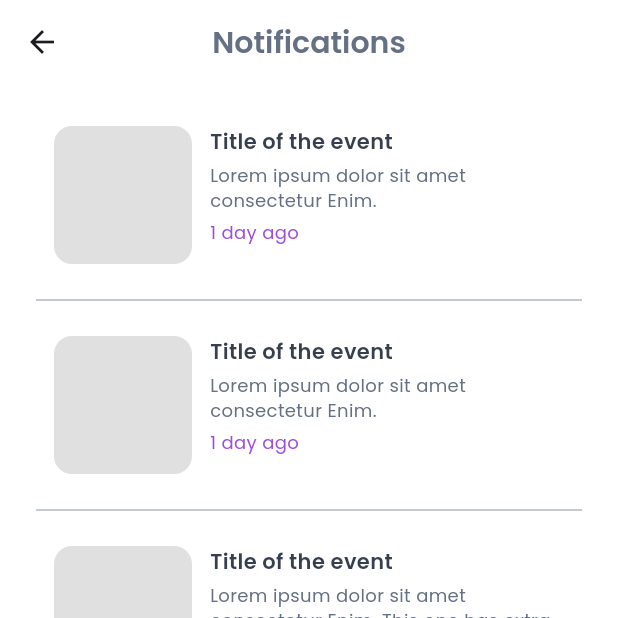
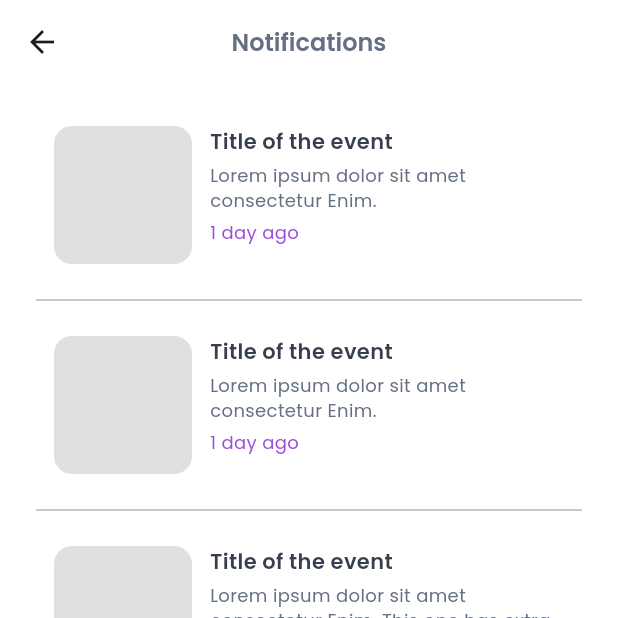
Before and after one commit to BadriAmouri/Skill-Tell_App, a Flutter app: the ProfileScreen screen opened directly, after a tap on "Card", after a tap on "Notifications", on a phone screen of 412 x 824 dp, the top half of it. Run offline on Flutter 3.47's test engine with Material 3 defaults, Android fonts, the phone set to English and light mode, and no system bars; our stand-ins replace flip_card, flutter_svg, image_picker, qr_flutter; network calls fail.

Commit message:
update on the fonts and colors

```diff
--- a/snt_app/lib/Screens/Card/profile_card_screen.dart
+++ b/snt_app/lib/Screens/Card/profile_card_screen.dart
@@ -1,5 +1,4 @@
 import 'package:flutter/material.dart';
-import 'package:snt_app/Theme/text_styles.dart';
 import 'package:snt_app/Theme/theme.dart';
 import 'package:snt_app/Widgets/Card/card.dart';
 import 'package:snt_app/Widgets/General/bottom_navbar.dart';
@@ -13,6 +12,7 @@ class ProfileCard extends StatefulWidget {
 
 class _ProfileCardState extends State<ProfileCard> {
   int _selectedIndex = 0;
+
   @override
   Widget build(BuildContext context) {
     return Scaffold(
@@ -20,23 +20,28 @@ class _ProfileCardState extends State<ProfileCard> {
       appBar: AppBar(
         title: const Text(
           'Profile Card',
-          style: TextStyles.TopNavBarTitle,
+          style: TextStyle(
+            fontFamily: 'Poppins',
+            fontSize: 18,
+            fontWeight: FontWeight.w600,
+            color: AppColors.Text500,
+          ),
         ),
         centerTitle: true,
         backgroundColor: AppColors.White,
         elevation: 0,
       ),
-      bottomNavigationBar: BottomNavBar(currentIndex: _selectedIndex,),
+      bottomNavigationBar: BottomNavBar(currentIndex: _selectedIndex),
       body: SafeArea(
         child: Center(
           child: SingleChildScrollView(
             child: RotatedBox(
               quarterTurns: -1,
-              child: MemberCard()
+              child: MemberCard(),
             ),
           ),
         ),
-      )
+      ),
     );
   }
 }
--- a/snt_app/lib/Screens/Notifications/notifications.dart
+++ b/snt_app/lib/Screens/Notifications/notifications.dart
@@ -12,13 +12,11 @@ class NotificationsPage extends StatefulWidget {
 }
 
 class _NotificationsPageState extends State<NotificationsPage> {
-  // Added unique 'id' to each notification for stable keys
   List<Map<String, String>> notifications = List.generate(6, (index) {
     return {
       "id": "${index + 1}",
       "title": "Title of the event",
-      "description":
-          index == 2
+      "description": index == 2
           ? "Lorem ipsum dolor sit amet consectetur Enim. This one has extra text to test expansion and truncation in the UI. More details can go here..."
           : "Lorem ipsum dolor sit amet consectetur Enim.",
       "time": "1 day ago",
@@ -33,13 +31,20 @@ class _NotificationsPageState extends State<NotificationsPage> {
       backgroundColor: AppColors.White,
       bottomNavigationBar: BottomNavBar(currentIndex: _selectedIndex),
       appBar: AppBar(
-        title: const Text('Notifications', style: TextStyles.TopNavBarTitle),
+        title: const Text(
+          'Notifications',
+          style: TextStyle(
+            fontFamily: 'Poppins',
+            fontSize: 16,
+            fontWeight: FontWeight.w600,
+            color: AppColors.Text400,
+          ),
+        ),
         centerTitle: true,
         backgroundColor: AppColors.White,
         elevation: 0,
       ),
-      body:
-          notifications.isEmpty ? _buildEmptyState() : _buildNotificationList(),
+      body: notifications.isEmpty ? _buildEmptyState() : _buildNotificationList(),
     );
   }
 
@@ -56,15 +61,11 @@ class _NotificationsPageState extends State<NotificationsPage> {
                 fit: BoxFit.fitWidth,
                 width: MediaQuery.of(context).size.width,
               ),
-              // Semi-transparent dark overlay (optional for text readability)
               Container(
                 width: MediaQuery.of(context).size.width,
-                color: Colors.black.withValues(alpha: 0.3),
-                height: null, // lets container fill image height automatically
+                color: Colors.black.withAlpha(76), // ~0.3 opacity
               ),
-              // Text Column centered on top
               Positioned(
-                // You can adjust positioning here
                 bottom: 140,
                 left: 16,
                 right: 16,
@@ -78,7 +79,7 @@ class _NotificationsPageState extends State<NotificationsPage> {
                         fontWeight: FontWeight.w500,
                         fontSize: 20,
                         color: AppColors.Neutral600,
-                        fontFamily: AppFonts.primaryFontFamily,
+                        fontFamily: 'Poppins',
                       ),
                     ),
                     SizedBox(height: 8),
@@ -89,7 +90,7 @@ class _NotificationsPageState extends State<NotificationsPage> {
                         fontSize: 12,
                         color: AppColors.Neutral400,
                         height: 1.4,
-                        fontFamily: AppFonts.primaryFontFamily,
+                        fontFamily: 'Poppins',
                       ),
                     ),
                   ],
@@ -102,16 +103,14 @@ class _NotificationsPageState extends State<NotificationsPage> {
     );
   }
 
-  // In your State class
   Map<int, bool> expandedStates = {};
-  Map<int, bool> draggingStates = {}; // track dragging per card
+  Map<int, bool> draggingStates = {};
 
   Widget _buildNotificationList() {
     return ListView.separated(
       padding: const EdgeInsets.symmetric(vertical: 16),
       itemCount: notifications.length,
-      separatorBuilder:
-          (_, __) => const Padding(
+      separatorBuilder: (_, __) => const Padding(
         padding: EdgeInsets.symmetric(horizontal: 24),
         child: Divider(
           color: AppColors.Neutral400,
@@ -163,7 +162,7 @@ class _NotificationsPageState extends State<NotificationsPage> {
                         style: TextStyle(
                           color: Color(0xFFECECEC),
                           fontWeight: FontWeight.bold,
-                          fontFamily: AppFonts.primaryFontFamily,
+                          fontFamily: 'Poppins',
                         ),
                       ),
                     ],
@@ -183,8 +182,7 @@ class _NotificationsPageState extends State<NotificationsPage> {
                     topLeft: Radius.circular(12),
                     bottomLeft: Radius.circular(12),
                   ),
-                  color:
-                      draggingStates[index] ?? false
+                  color: draggingStates[index] ?? false
                       ? AppColors.Main100
                       : Colors.white,
                 ),
@@ -210,7 +208,7 @@ class _NotificationsPageState extends State<NotificationsPage> {
                               fontWeight: FontWeight.w600,
                               fontSize: 14,
                               color: AppColors.Text500,
-                              fontFamily: AppFonts.primaryFontFamily,
+                              fontFamily: 'Poppins',
                             ),
                             maxLines: 1,
                             overflow: TextOverflow.ellipsis,
@@ -228,11 +226,10 @@ class _NotificationsPageState extends State<NotificationsPage> {
                                     style: const TextStyle(
                                       fontSize: 12,
                                       color: AppColors.Text400,
-                                      fontFamily: AppFonts.primaryFontFamily,
+                                      fontFamily: 'Poppins',
                                     ),
                                     maxLines: isExpanded ? null : 2,
-                                    overflow:
-                                        isExpanded
+                                    overflow: isExpanded
                                         ? TextOverflow.visible
                                         : TextOverflow.ellipsis,
                                   ),
@@ -252,10 +249,9 @@ class _NotificationsPageState extends State<NotificationsPage> {
                                                 : "Show more",
                                             style: TextStyle(
                                               fontSize: 12,
-                                              color:
-                                                  AppColors
-                                                      .Main600, //Colors.blue.shade700,
+                                              color: AppColors.Main600,
                                               fontWeight: FontWeight.w500,
+                                              fontFamily: 'Poppins',
                                             ),
                                           ),
                                           Icon(
@@ -263,9 +259,7 @@ class _NotificationsPageState extends State<NotificationsPage> {
                                                 ? Icons.arrow_drop_up
                                                 : Icons.arrow_drop_down,
                                             size: 18,
-                                            color:
-                                                AppColors
-                                                    .Main600, //Colors.blue.shade700,,
+                                            color: AppColors.Main600,
                                           ),
                                         ],
                                       ),
@@ -281,7 +275,7 @@ class _NotificationsPageState extends State<NotificationsPage> {
                               fontSize: 12,
                               color: AppColors.Main400,
                               fontWeight: FontWeight.w400,
-                              fontFamily: AppFonts.primaryFontFamily,
+                              fontFamily: 'Poppins',
                             ),
                           ),
                         ],
--- a/snt_app/lib/Screens/Profile/Profile_screen.dart
+++ b/snt_app/lib/Screens/Profile/Profile_screen.dart
@@ -1,12 +1,15 @@
-// profile_screen.dart
 import 'dart:typed_data';
 import 'package:flutter/material.dart';
+import 'package:snt_app/Theme/theme.dart';
+import 'package:flutter_svg/flutter_svg.dart';
 import 'package:snt_app/Screens/Profile/Profile_Settings.dart';
 import 'package:snt_app/Widgets/General/bottom_navbar.dart';
+import 'package:snt_app/Widgets/General/button.dart';
 
 class ProfileScreen extends StatefulWidget {
   const ProfileScreen({super.key});
-  @override State<ProfileScreen> createState() => _ProfileScreenState();
+  @override
+  State<ProfileScreen> createState() => _ProfileScreenState();
 }
 
 class _ProfileScreenState extends State<ProfileScreen> {
@@ -14,7 +17,7 @@ class _ProfileScreenState extends State<ProfileScreen> {
   String username = "Bessie Cooper";
   List<String> skills = ["Leadership", "UX Design"];
   List<String> interests = ["Basketball", "Reading"];
-  Uint8List? avatarBytes; // <— updated here
+  Uint8List? avatarBytes;
 
   @override
   Widget build(BuildContext context) {
@@ -35,8 +38,24 @@ class _ProfileScreenState extends State<ProfileScreen> {
             const SizedBox(height: 20),
             Row(mainAxisAlignment: MainAxisAlignment.spaceBetween, children: [
               const SizedBox(width: 16),
-              const Text("Profile", style: TextStyle(fontFamily:'Poppins',fontSize:18,fontWeight:FontWeight.w600,color: Colors.white)),
-              IconButton(icon: const Icon(Icons.send_outlined,color: Colors.white,size:24), onPressed: () => Navigator.pop(context)),
+              const Text(
+                "Profile",
+                style: TextStyle(
+                  fontFamily: 'Poppins',
+                  fontSize: 18,
+                  fontWeight: FontWeight.w600,
+                  color: Colors.white,
+                ),
+              ),
+              IconButton(
+                icon: SvgPicture.asset(
+                  'lib/Assets/Icons/back_.svg',
+                  width: 24,
+                  height: 24,
+                  color: Colors.white,
+                ),
+                onPressed: () => Navigator.pop(context),
+              ),
             ]),
             const SizedBox(height: 120),
 
@@ -46,35 +65,68 @@ class _ProfileScreenState extends State<ProfileScreen> {
                 padding: const EdgeInsets.symmetric(vertical: 20),
                 decoration: BoxDecoration(
                   color: Colors.white,
-                  borderRadius: const BorderRadius.only(topLeft: Radius.circular(30), topRight: Radius.circular(30)),
-                  boxShadow: [BoxShadow(color: Colors.black.withOpacity(0.05), blurRadius: 8, offset: const Offset(0,4))],
+                  borderRadius: const BorderRadius.only(
+                    topLeft: Radius.circular(30),
+                    topRight: Radius.circular(30),
+                  ),
+                  boxShadow: const [
+                    BoxShadow(
+                      color: Color.fromRGBO(0, 0, 0, 0.08),
+                      blurRadius: 4,
+                      offset: Offset(2, 2),
+                    )
+                  ],
                 ),
                 child: Column(children: [
                   const SizedBox(height: 40),
-                  Text(username, style: const TextStyle(fontSize: 18, fontWeight: FontWeight.w600)),
-                  const Text("member", style: TextStyle(color: Colors.grey, fontSize: 14)),
+                  Text(
+                    username,
+                    style: const TextStyle(
+                      fontSize: 18,
+                      fontWeight: FontWeight.w600,
+                      fontFamily: 'Poppins',
+                    ),
+                  ),
+                  const Text(
+                    "member",
+                    style: TextStyle(
+                      color: AppColors.Text400,
+                      fontSize: 14,
+                      fontFamily: 'Poppins',
+                    ),
+                  ),
                   const SizedBox(height: 20),
-                  _infoCard(icon: Icons.email_outlined, label: "Email", value: email),
+                  _infoCard(
+                    iconPath: 'lib/Assets/Icons/email_.svg',
+                    label: "Email",
+                    value: email,
+                  ),
                   const SizedBox(height: 30),
-                  _infoCard(icon: Icons.stacked_bar_chart_rounded, label: "Department", value: "UI/UX design"),
+                  _infoCard(
+                    iconPath: 'lib/Assets/Icons/department_.svg',
+                    label: "Department",
+                    value: "UI/UX design",
+                  ),
                   const SizedBox(height: 30),
 
-                  // Skills
-                  _tagsCard(title: "Skills", icon: Icons.build_rounded, tags: skills),
+                  _tagsCard(
+                    title: "Skills",
+                    iconPath: 'lib/Assets/Icons/skills_.svg',
+                    tags: skills,
+                  ),
                   const SizedBox(height: 20),
-                  // Interests
-                  _tagsCard(title: "Interests", icon: Icons.favorite_border, tags: interests),
+
+                  _tagsCard(
+                    title: "Interests",
+                    iconPath: 'lib/Assets/Icons/interests_.svg',
+                    tags: interests,
+                  ),
                   const SizedBox(height: 30),
 
                   Padding(
                     padding: const EdgeInsets.symmetric(horizontal: 24),
-                    child: ElevatedButton(
-                      style: ElevatedButton.styleFrom(
-                        backgroundColor: const Color(0xFF7A5AF8),
-                        shape: RoundedRectangleBorder(borderRadius: BorderRadius.circular(22)),
-                        padding: const EdgeInsets.symmetric(vertical: 12, horizontal: 100),
-                      ),
-                      onPressed: () async {
+                    child: Button(
+                      onTap: () async {
                         final result = await Navigator.push(
                           context,
                           MaterialPageRoute(
@@ -97,22 +149,16 @@ class _ProfileScreenState extends State<ProfileScreen> {
                           });
                         }
                       },
-                      child: Row(
-                        mainAxisAlignment: MainAxisAlignment.center,
-                        children: const [
-                          Text("Settings", style: TextStyle(fontSize: 14, fontWeight: FontWeight.w500, fontFamily: 'Poppins', color: Colors.white)),
-                          SizedBox(width: 8),
-                          Icon(Icons.settings_outlined, color: Colors.white, size: 20),
-                        ],
-                      ),
+                      buttonText: "Settings",
                     ),
                   ),
                 ]),
               ),
 
-              // ——— Avatar showing picked image ———
               Positioned(
-                top: -60, left: 0, right: 0,
+                top: -60,
+                left: 0,
+                right: 0,
                 child: CircleAvatar(
                   radius: 60,
                   backgroundColor: Colors.white,
@@ -120,7 +166,8 @@ class _ProfileScreenState extends State<ProfileScreen> {
                     radius: 53,
                     backgroundImage: avatarBytes != null
                         ? MemoryImage(avatarBytes!)
-                        : const NetworkImage('https://via.placeholder.com/150') as ImageProvider,
+                        : const NetworkImage('https://via.placeholder.com/150')
+                            as ImageProvider,
                   ),
                 ),
               ),
@@ -128,55 +175,125 @@ class _ProfileScreenState extends State<ProfileScreen> {
           ]),
         ),
       ]),
-      bottomNavigationBar: BottomNavBar(currentIndex: 3,)
+      bottomNavigationBar: BottomNavBar(currentIndex: 3),
     );
   }
 
-  static Widget _infoCard({required IconData icon, required String label, required String value}) => Container(
+  static Widget _infoCard({
+    required String iconPath,
+    required String label,
+    required String value,
+  }) =>
+      Container(
         margin: const EdgeInsets.symmetric(horizontal: 24),
         padding: const EdgeInsets.all(10),
         decoration: BoxDecoration(
-      color: Colors.white, borderRadius: BorderRadius.circular(16),
-      border: Border.all(color: Colors.grey.shade300, width: 1),
-      boxShadow: [BoxShadow(color: Colors.black.withOpacity(0.1), blurRadius: 4, spreadRadius: 0.5, offset: const Offset(0, 2))],
+          color: Colors.white,
+          borderRadius: BorderRadius.circular(16),
+          border: Border.all(color: AppColors.Text300, width: 1),
+          boxShadow: const [
+            BoxShadow(
+              color: Color.fromRGBO(0, 0, 0, 0.08),
+              blurRadius: 4,
+              offset: Offset(2, 2),
+            )
+          ],
         ),
         child: Column(crossAxisAlignment: CrossAxisAlignment.start, children: [
           Row(children: [
-        Icon(icon, color: Colors.black54), const SizedBox(width: 8),
-        Text(label, style: const TextStyle(fontSize: 14, fontWeight: FontWeight.w500, fontFamily: 'Poppins')),
+            SvgPicture.asset(
+              iconPath,
+              width: 20,
+              height: 20,
+              color: Colors.black,
+            ),
+            const SizedBox(width: 8),
+            Text(
+              label,
+              style: const TextStyle(
+                fontSize: 14,
+                fontWeight: FontWeight.w500,
+                fontFamily: 'Poppins',
+              ),
+            ),
           ]),
           const SizedBox(height: 8),
-      Text(value, style: const TextStyle(fontSize: 12, fontWeight: FontWeight.w300, color: Colors.black54, fontFamily: 'Poppins')),
+          Text(
+            value,
+            style: const TextStyle(
+              fontSize: 12,
+              fontWeight: FontWeight.w300,
+              color: AppColors.Text400,
+              fontFamily: 'Poppins',
+            ),
+          ),
         ]),
       );
 
-  static Widget _tagsCard({required String title, required IconData icon, required List<String> tags}) {
+  static Widget _tagsCard({
+    required String title,
+    required String iconPath,
+    required List<String> tags,
+  }) {
     final colors = [Colors.orange, Colors.purple, Colors.red, Colors.green];
     return Container(
       margin: const EdgeInsets.symmetric(horizontal: 24),
       padding: const EdgeInsets.all(14),
       decoration: BoxDecoration(
-        color: Colors.white, borderRadius: BorderRadius.circular(12),
-        border: Border.all(color: Colors.grey.shade300),
-        boxShadow: [BoxShadow(color: Colors.black.withOpacity(0.1), blurRadius: 4, spreadRadius: 0.5, offset: const Offset(0, 2))],
+        color: Colors.white,
+        borderRadius: BorderRadius.circular(12),
+        border: Border.all(color: AppColors.Text300),
+        boxShadow: const [
+          BoxShadow(
+            color: Color.fromRGBO(0, 0, 0, 0.08),
+            blurRadius: 4,
+            offset: Offset(2, 2),
+          )
+        ],
       ),
       child: Column(crossAxisAlignment: CrossAxisAlignment.start, children: [
         Row(children: [
-          Icon(icon, color: Colors.black54), const SizedBox(width: 8),
-          Text(title, style: const TextStyle(fontSize: 14, color: Colors.black, fontWeight: FontWeight.w500, fontFamily: 'Poppins')),
+          SvgPicture.asset(
+            iconPath,
+            width: 20,
+            height: 20,
+            color: Colors.black,
+          ),
+          const SizedBox(width: 8),
+          Text(
+            title,
+            style: const TextStyle(
+              fontSize: 14,
+              color: Colors.black,
+              fontWeight: FontWeight.w500,
+              fontFamily: 'Poppins',
+            ),
+          ),
         ]),
         const SizedBox(height: 8),
         Wrap(
-          spacing: 8, runSpacing: 8,
-          children: List.generate(tags.length, (i) => Container(
+          spacing: 8,
+          runSpacing: 8,
+          children: List.generate(
+            tags.length,
+            (i) => Container(
               padding: const EdgeInsets.symmetric(horizontal: 12, vertical: 2),
               decoration: BoxDecoration(
                 color: colors[i % colors.length].withOpacity(0.1),
                 borderRadius: BorderRadius.circular(20),
                 border: Border.all(color: colors[i]),
               ),
-            child: Text(tags[i], style: TextStyle(color: colors[i], fontWeight: FontWeight.w500, fontSize: 12)),
-          )),
+              child: Text(
+                tags[i],
+                style: TextStyle(
+                  color: colors[i],
+                  fontWeight: FontWeight.w500,
+                  fontSize: 12,
+                  fontFamily: 'Poppins',
+                ),
+              ),
+            ),
+          ),
         ),
       ]),
     );
--- a/snt_app/lib/Widgets/General/input.dart
+++ b/snt_app/lib/Widgets/General/input.dart
@@ -9,6 +9,7 @@ class Input extends StatelessWidget {
   final bool obscureText;
   final TextEditingController? controller;
   final double height;
+  final String? initialValue;
 
   const Input({
     super.key,
@@ -18,6 +19,7 @@ class Input extends StatelessWidget {
     this.obscureText = false,
     this.controller,
     this.height = 44,
+    this.initialValue,
   });
 
   @override
@@ -41,6 +43,7 @@ class Input extends StatelessWidget {
               prefixIcon,
               width: 24,
               height: 24,
+              color: AppColors.Text300,
             )
           ),
           suffixIcon: suffixIcon,
```
Also changed, not shown: snt_app/lib/Screens/Home/department_members.dart (+27 -13 lines), snt_app/lib/Screens/Home/home_screen.dart (+11 -11 lines), snt_app/lib/Screens/Profile/Profile_Settings.dart (+70 -55 lines), snt_app/lib/Screens/signup/signup_screen.dart (+11 -11 lines), snt_app/lib/Screens/signup/your_info.dart (+36 -36 lines), snt_app/lib/Assets/icons/Bell_.svg (added), snt_app/lib/Assets/icons/back_.svg (added), snt_app/lib/Assets/icons/camera_.svg (added), snt_app/lib/Assets/icons/dark_mode_.svg (added), snt_app/lib/Assets/icons/data_.svg (added), snt_app/lib/Assets/icons/email_.svg (added), snt_app/lib/Assets/icons/interests_.svg (added), snt_app/lib/Assets/icons/skills_.svg, snt_app/pubspec.lock. Lines whose indentation alone changed are shown as unchanged.
